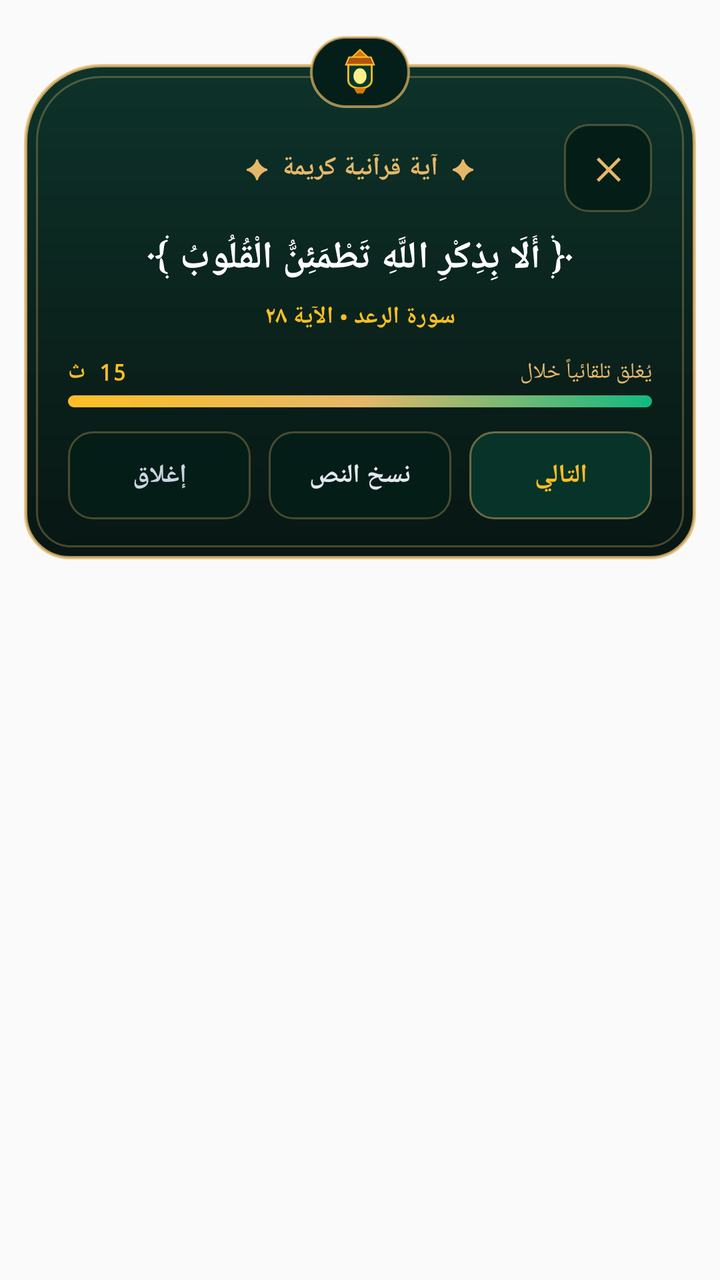
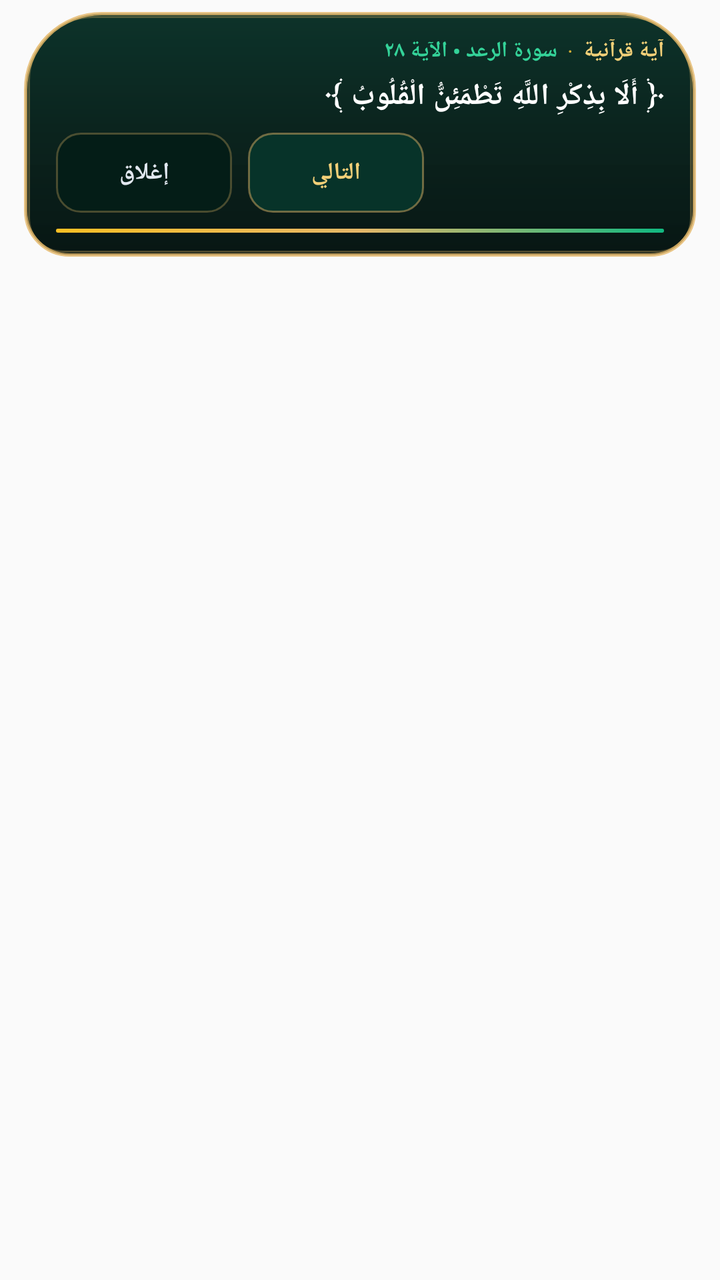

Compare the two renders of this Android layout. The source of the first and the diff that turns it into the second are given below.
<!-- AndroidManifest.xml: application theme AppTheme -->
<!-- res/layout/overlay_periodic_reminder.xml -->
<?xml version="1.0" encoding="utf-8"?>
<FrameLayout xmlns:android="http://schemas.android.com/apk/res/android"
    android:layout_width="match_parent"
    android:layout_height="wrap_content"
    android:layoutDirection="rtl"
    android:paddingStart="12dp"
    android:paddingEnd="12dp"
    android:paddingTop="18dp"
    android:paddingBottom="16dp">

    <FrameLayout
        android:id="@+id/overlay_card_root"
        android:layout_width="match_parent"
        android:layout_height="wrap_content"
        android:layout_marginTop="14dp"
        android:background="@drawable/overlay_mihrab_card_bg"
        android:elevation="12dp">

        <LinearLayout
            android:layout_width="match_parent"
            android:layout_height="wrap_content"
            android:layout_margin="6dp"
            android:background="@drawable/overlay_mihrab_inner_border"
            android:orientation="vertical"
            android:paddingStart="16dp"
            android:paddingEnd="16dp"
            android:paddingTop="24dp"
            android:paddingBottom="14dp">

            
            <RelativeLayout
                android:layout_width="match_parent"
                android:layout_height="wrap_content"
                android:layout_marginBottom="6dp">

                <TextView
                    android:id="@+id/overlay_btn_close_icon"
                    android:layout_width="44dp"
                    android:layout_height="44dp"
                    android:layout_alignParentStart="true"
                    android:layout_centerVertical="true"
                    android:background="@drawable/overlay_btn_secondary_bg"
                    android:gravity="center"
                    android:text="✕"
                    android:textColor="#E5B869"
                    android:textSize="15sp"
                    android:textStyle="bold" />

                <TextView
                    android:id="@+id/overlay_type_badge"
                    android:layout_width="wrap_content"
                    android:layout_height="wrap_content"
                    android:layout_centerInParent="true"
                    android:gravity="center"
                    android:text="✦  آية قرآنية كريمة  ✦"
                    android:textColor="#E5B869"
                    android:textSize="13sp"
                    android:textStyle="bold" />
            </RelativeLayout>

            
            <TextView
                android:id="@+id/overlay_quote_text"
                android:layout_width="match_parent"
                android:layout_height="wrap_content"
                android:layout_marginTop="4dp"
                android:fontFamily="serif"
                android:gravity="center"
                android:lineSpacingMultiplier="1.35"
                android:maxLines="6"
                android:text="﴿ أَلَا بِذِكْرِ اللَّهِ تَطْمَئِنُّ الْقُلُوبُ ﴾"
                android:textColor="#FFFFFF"
                android:textSize="19sp"
                android:textStyle="bold" />

            
            <TextView
                android:id="@+id/overlay_source_text"
                android:layout_width="match_parent"
                android:layout_height="wrap_content"
                android:layout_marginTop="8dp"
                android:gravity="center"
                android:text="سورة الرعد • الآية ٢٨"
                android:textColor="#FBBF24"
                android:textSize="12sp"
                android:textStyle="bold" />

            
            <TextView
                android:id="@+id/overlay_reflection_text"
                android:layout_width="match_parent"
                android:layout_height="wrap_content"
                android:layout_marginTop="4dp"
                android:ellipsize="end"
                android:gravity="center"
                android:lineSpacingMultiplier="1.2"
                android:maxLines="2"
                android:text=""
                android:textColor="#CBD5E1"
                android:textSize="11sp"
                android:visibility="gone" />

            
            <LinearLayout
                android:layout_width="match_parent"
                android:layout_height="wrap_content"
                android:layout_marginTop="12dp"
                android:orientation="vertical">

                <RelativeLayout
                    android:layout_width="match_parent"
                    android:layout_height="wrap_content"
                    android:layout_marginBottom="4dp">

                    <TextView
                        android:layout_width="wrap_content"
                        android:layout_height="wrap_content"
                        android:layout_alignParentStart="true"
                        android:text="يُغلق تلقائياً خلال"
                        android:textColor="#E5B869"
                        android:textSize="11sp" />

                    <TextView
                        android:id="@+id/overlay_countdown_seconds"
                        android:layout_width="wrap_content"
                        android:layout_height="wrap_content"
                        android:layout_alignParentEnd="true"
                        android:fontFamily="monospace"
                        android:text="15 ث"
                        android:textColor="#FBBF24"
                        android:textSize="11sp"
                        android:textStyle="bold" />
                </RelativeLayout>

                <ProgressBar
                    android:id="@+id/overlay_countdown_progress"
                    style="?android:attr/progressBarStyleHorizontal"
                    android:layout_width="match_parent"
                    android:layout_height="6dp"
                    android:max="15000"
                    android:progress="15000"
                    android:progressDrawable="@drawable/overlay_progress_drawable" />
            </LinearLayout>

            
            <LinearLayout
                android:layout_width="match_parent"
                android:layout_height="wrap_content"
                android:layout_marginTop="12dp"
                android:orientation="horizontal"
                android:weightSum="3">

                <TextView
                    android:id="@+id/overlay_btn_next"
                    android:layout_width="0dp"
                    android:layout_height="44dp"
                    android:layout_marginEnd="6dp"
                    android:layout_weight="1"
                    android:background="@drawable/overlay_btn_primary_bg"
                    android:gravity="center"
                    android:text="التالي"
                    android:textColor="#FBBF24"
                    android:textSize="13sp"
                    android:textStyle="bold" />

                <TextView
                    android:id="@+id/overlay_btn_copy"
                    android:layout_width="0dp"
                    android:layout_height="44dp"
                    android:layout_marginStart="3dp"
                    android:layout_marginEnd="3dp"
                    android:layout_weight="1"
                    android:background="@drawable/overlay_btn_secondary_bg"
                    android:gravity="center"
                    android:text="نسخ النص"
                    android:textColor="#E2E8F0"
                    android:textSize="13sp"
                    android:textStyle="bold" />

                <TextView
                    android:id="@+id/overlay_btn_dismiss"
                    android:layout_width="0dp"
                    android:layout_height="44dp"
                    android:layout_marginStart="6dp"
                    android:layout_weight="1"
                    android:background="@drawable/overlay_btn_secondary_bg"
                    android:gravity="center"
                    android:text="إغلاق"
                    android:textColor="#CBD5E1"
                    android:textSize="13sp"
                    android:textStyle="bold" />
            </LinearLayout>
        </LinearLayout>
    </FrameLayout>

    
    <LinearLayout
        android:layout_width="wrap_content"
        android:layout_height="wrap_content"
        android:layout_gravity="top|center_horizontal"
        android:background="@drawable/overlay_lantern_badge_bg"
        android:elevation="16dp"
        android:gravity="center"
        android:paddingStart="14dp"
        android:paddingEnd="14dp"
        android:paddingTop="5dp"
        android:paddingBottom="5dp">

        <ImageView
            android:layout_width="22dp"
            android:layout_height="26dp"
            android:contentDescription="@null"
            android:src="@drawable/ic_lantern_glow" />
    </LinearLayout>
</FrameLayout>
<!-- resources referenced by this layout -->
<resources>
  <!-- drawable ic_lantern_glow (drawable) -->
  <?xml version="1.0" encoding="utf-8"?>
  <vector xmlns:android="http://schemas.android.com/apk/res/android"
      android:width="24dp"
      android:height="28dp"
      android:viewportWidth="28"
      android:viewportHeight="34">
      <path
          android:fillColor="#D97706"
          android:pathData="M14,2 L9,7 L19,7 Z"
          android:strokeColor="#FBBF24"
          android:strokeWidth="0.9" />
      <path
          android:fillColor="#B45309"
          android:pathData="M7,7 L21,7 L23,12 L5,12 Z"
          android:strokeColor="#FBBF24"
          android:strokeWidth="0.9" />
      <path
          android:fillColor="#06372C"
          android:pathData="M6.5,12 L21.5,12 L21.5,22 C21.5,25 19,27.5 14,27.5 C9,27.5 6.5,25 6.5,22 Z"
          android:strokeColor="#FBBF24"
          android:strokeWidth="1.2" />
      <path
          android:fillColor="#FEF08A"
          android:pathData="M14,14.3 A4.2,5.2 0 1,0 14,24.7 A4.2,5.2 0 1,0 14,14.3 Z" />
      <path
          android:fillColor="#D97706"
          android:pathData="M10,27.5 L18,27.5 L16,31 L12,31 Z" />
  </vector>
  <!-- drawable overlay_btn_primary_bg (drawable) -->
  <?xml version="1.0" encoding="utf-8"?>
  <shape xmlns:android="http://schemas.android.com/apk/res/android"
      android:shape="rectangle">
      <solid android:color="#FF073329" />
      <corners android:radius="12dp" />
      <stroke
          android:width="1dp"
          android:color="#77E5B869" />
  </shape>
  <!-- drawable overlay_btn_secondary_bg (drawable) -->
  <?xml version="1.0" encoding="utf-8"?>
  <shape xmlns:android="http://schemas.android.com/apk/res/android"
      android:shape="rectangle">
      <solid android:color="#FF041D17" />
      <corners android:radius="12dp" />
      <stroke
          android:width="1dp"
          android:color="#4DE5B869" />
  </shape>
  <!-- drawable overlay_lantern_badge_bg (drawable) -->
  <?xml version="1.0" encoding="utf-8"?>
  <shape xmlns:android="http://schemas.android.com/apk/res/android"
      android:shape="rectangle">
      <solid android:color="#FF041F1A" />
      <corners android:radius="99dp" />
      <stroke
          android:width="1.2dp"
          android:color="#B3E5B869" />
  </shape>
  <!-- drawable overlay_mihrab_card_bg (drawable) -->
  <?xml version="1.0" encoding="utf-8"?>
  <shape xmlns:android="http://schemas.android.com/apk/res/android"
      android:shape="rectangle">
      <gradient
          android:angle="270"
          android:startColor="#F8062D24"
          android:centerColor="#F8041D17"
          android:endColor="#FA03120F"
          android:type="linear" />
      <corners
          android:topLeftRadius="38dp"
          android:topRightRadius="38dp"
          android:bottomLeftRadius="22dp"
          android:bottomRightRadius="22dp" />
      <stroke
          android:width="1.6dp"
          android:color="#CCE5B869" />
  </shape>
  <!-- drawable overlay_mihrab_inner_border (drawable) -->
  <?xml version="1.0" encoding="utf-8"?>
  <shape xmlns:android="http://schemas.android.com/apk/res/android"
      android:shape="rectangle">
      <solid android:color="@android:color/transparent" />
      <corners
          android:topLeftRadius="32dp"
          android:topRightRadius="32dp"
          android:bottomLeftRadius="17dp"
          android:bottomRightRadius="17dp" />
      <stroke
          android:width="1dp"
          android:color="#4DE5B869" />
  </shape>
  <style name="AppTheme" parent="Theme.AppCompat.Light.DarkActionBar">
          
          <item name="colorPrimary">@color/colorPrimary</item>
          <item name="colorPrimaryDark">@color/colorPrimaryDark</item>
          <item name="colorAccent">@color/colorAccent</item>
      </style>
  <!-- unchanged entries left out for length: 1 -->
</resources>

<!-- the commit's change to res/layout/overlay_periodic_reminder.xml (unified diff, before → after) -->
@@ -5,211 +5,129 @@
     android:layoutDirection="rtl"
     android:paddingStart="12dp"
     android:paddingEnd="12dp"
-    android:paddingTop="18dp"
-    android:paddingBottom="16dp">
+    android:paddingTop="6dp"
+    android:paddingBottom="10dp">
 
     <FrameLayout
         android:id="@+id/overlay_card_root"
         android:layout_width="match_parent"
         android:layout_height="wrap_content"
-        android:layout_marginTop="14dp"
         android:background="@drawable/overlay_mihrab_card_bg"
-        android:elevation="12dp">
+        android:elevation="10dp">
 
         <LinearLayout
             android:layout_width="match_parent"
             android:layout_height="wrap_content"
-            android:layout_margin="6dp"
+            android:layout_margin="2dp"
             android:background="@drawable/overlay_mihrab_inner_border"
             android:orientation="vertical"
-            android:paddingStart="16dp"
-            android:paddingEnd="16dp"
-            android:paddingTop="24dp"
-            android:paddingBottom="14dp">
+            android:paddingStart="14dp"
+            android:paddingEnd="14dp"
+            android:paddingTop="10dp"
+            android:paddingBottom="10dp">
 
             
-            <RelativeLayout
+            <LinearLayout
                 android:layout_width="match_parent"
                 android:layout_height="wrap_content"
-                android:layout_marginBottom="6dp">
-
-                <TextView
-                    android:id="@+id/overlay_btn_close_icon"
-                    android:layout_width="44dp"
-                    android:layout_height="44dp"
-                    android:layout_alignParentStart="true"
-                    android:layout_centerVertical="true"
-                    android:background="@drawable/overlay_btn_secondary_bg"
-                    android:gravity="center"
-                    android:text="✕"
-                    android:textColor="#E5B869"
-                    android:textSize="15sp"
-                    android:textStyle="bold" />
+                android:gravity="center_vertical"
+                android:orientation="horizontal">
 
                 <TextView
                     android:id="@+id/overlay_type_badge"
                     android:layout_width="wrap_content"
                     android:layout_height="wrap_content"
-                    android:layout_centerInParent="true"
-                    android:gravity="center"
-                    android:text="✦  آية قرآنية كريمة  ✦"
-                    android:textColor="#E5B869"
-                    android:textSize="13sp"
+                    android:text="آية قرآنية"
+                    android:textColor="#F3D078"
+                    android:textSize="11sp"
                     android:textStyle="bold" />
-            </RelativeLayout>
+
+                <TextView
+                    android:layout_width="wrap_content"
+                    android:layout_height="wrap_content"
+                    android:paddingStart="5dp"
+                    android:paddingEnd="5dp"
+                    android:text="·"
+                    android:textColor="#D4AF37"
+                    android:textSize="11sp" />
+
+                <TextView
+                    android:id="@+id/overlay_source_text"
+                    android:layout_width="0dp"
+                    android:layout_height="wrap_content"
+                    android:layout_weight="1"
+                    android:ellipsize="end"
+                    android:maxLines="1"
+                    android:text="سورة الرعد • الآية ٢٨"
+                    android:textColor="#34D399"
+                    android:textSize="11sp"
+                    android:textStyle="bold" />
+            </LinearLayout>
 
             
             <TextView
                 android:id="@+id/overlay_quote_text"
                 android:layout_width="match_parent"
                 android:layout_height="wrap_content"
-                android:layout_marginTop="4dp"
+                android:layout_marginTop="5dp"
+                android:ellipsize="end"
                 android:fontFamily="serif"
-                android:gravity="center"
-                android:lineSpacingMultiplier="1.35"
-                android:maxLines="6"
+                android:gravity="start"
+                android:lineSpacingMultiplier="1.3"
+                android:maxLines="3"
                 android:text="﴿ أَلَا بِذِكْرِ اللَّهِ تَطْمَئِنُّ الْقُلُوبُ ﴾"
                 android:textColor="#FFFFFF"
-                android:textSize="19sp"
+                android:textSize="15sp"
                 android:textStyle="bold" />
-
-            
-            <TextView
-                android:id="@+id/overlay_source_text"
-                android:layout_width="match_parent"
-                android:layout_height="wrap_content"
-                android:layout_marginTop="8dp"
-                android:gravity="center"
-                android:text="سورة الرعد • الآية ٢٨"
-                android:textColor="#FBBF24"
-                android:textSize="12sp"
-                android:textStyle="bold" />
-
-            
-            <TextView
-                android:id="@+id/overlay_reflection_text"
-                android:layout_width="match_parent"
-                android:layout_height="wrap_content"
-                android:layout_marginTop="4dp"
-                android:ellipsize="end"
-                android:gravity="center"
-                android:lineSpacingMultiplier="1.2"
-                android:maxLines="2"
-                android:text=""
-                android:textColor="#CBD5E1"
-                android:textSize="11sp"
-                android:visibility="gone" />
 
             
             <LinearLayout
                 android:layout_width="match_parent"
                 android:layout_height="wrap_content"
-                android:layout_marginTop="12dp"
-                android:orientation="vertical">
-
-                <RelativeLayout
-                    android:layout_width="match_parent"
-                    android:layout_height="wrap_content"
-                    android:layout_marginBottom="4dp">
-
-                    <TextView
-                        android:layout_width="wrap_content"
-                        android:layout_height="wrap_content"
-                        android:layout_alignParentStart="true"
-                        android:text="يُغلق تلقائياً خلال"
-                        android:textColor="#E5B869"
-                        android:textSize="11sp" />
-
-                    <TextView
-                        android:id="@+id/overlay_countdown_seconds"
-                        android:layout_width="wrap_content"
-                        android:layout_height="wrap_content"
-                        android:layout_alignParentEnd="true"
-                        android:fontFamily="monospace"
-                        android:text="15 ث"
-                        android:textColor="#FBBF24"
-                        android:textSize="11sp"
-                        android:textStyle="bold" />
-                </RelativeLayout>
-
-                <ProgressBar
-                    android:id="@+id/overlay_countdown_progress"
-                    style="?android:attr/progressBarStyleHorizontal"
-                    android:layout_width="match_parent"
-                    android:layout_height="6dp"
-                    android:max="15000"
-                    android:progress="15000"
-                    android:progressDrawable="@drawable/overlay_progress_drawable" />
-            </LinearLayout>
-
-            
-            <LinearLayout
-                android:layout_width="match_parent"
-                android:layout_height="wrap_content"
-                android:layout_marginTop="12dp"
-                android:orientation="horizontal"
-                android:weightSum="3">
+                android:layout_marginTop="8dp"
+                android:gravity="end"
+                android:orientation="horizontal">
 
                 <TextView
                     android:id="@+id/overlay_btn_next"
-                    android:layout_width="0dp"
-                    android:layout_height="44dp"
-                    android:layout_marginEnd="6dp"
-                    android:layout_weight="1"
+                    android:layout_width="wrap_content"
+                    android:layout_height="40dp"
+                    android:layout_marginEnd="8dp"
                     android:background="@drawable/overlay_btn_primary_bg"
                     android:gravity="center"
+                    android:minWidth="88dp"
+                    android:paddingStart="16dp"
+                    android:paddingEnd="16dp"
                     android:text="التالي"
-                    android:textColor="#FBBF24"
-                    android:textSize="13sp"
-                    android:textStyle="bold" />
-
-                <TextView
-                    android:id="@+id/overlay_btn_copy"
-                    android:layout_width="0dp"
-                    android:layout_height="44dp"
-                    android:layout_marginStart="3dp"
-                    android:layout_marginEnd="3dp"
-                    android:layout_weight="1"
-                    android:background="@drawable/overlay_btn_secondary_bg"
-                    android:gravity="center"
-                    android:text="نسخ النص"
-                    android:textColor="#E2E8F0"
-                    android:textSize="13sp"
+                    android:textColor="#F3D078"
+                    android:textSize="12sp"
                     android:textStyle="bold" />
 
                 <TextView
                     android:id="@+id/overlay_btn_dismiss"
-                    android:layout_width="0dp"
-                    android:layout_height="44dp"
-                    android:layout_marginStart="6dp"
-                    android:layout_weight="1"
+                    android:layout_width="wrap_content"
+                    android:layout_height="40dp"
                     android:background="@drawable/overlay_btn_secondary_bg"
                     android:gravity="center"
+                    android:minWidth="88dp"
+                    android:paddingStart="16dp"
+                    android:paddingEnd="16dp"
                     android:text="إغلاق"
-                    android:textColor="#CBD5E1"
-                    android:textSize="13sp"
+                    android:textColor="#E2E8F0"
+                    android:textSize="12sp"
                     android:textStyle="bold" />
             </LinearLayout>
+
+            
+            <ProgressBar
+                android:id="@+id/overlay_countdown_progress"
+                style="?android:attr/progressBarStyleHorizontal"
+                android:layout_width="match_parent"
+                android:layout_height="2dp"
+                android:layout_marginTop="8dp"
+                android:max="15000"
+                android:progress="15000"
+                android:progressDrawable="@drawable/overlay_progress_drawable" />
         </LinearLayout>
     </FrameLayout>
-
-    
-    <LinearLayout
-        android:layout_width="wrap_content"
-        android:layout_height="wrap_content"
-        android:layout_gravity="top|center_horizontal"
-        android:background="@drawable/overlay_lantern_badge_bg"
-        android:elevation="16dp"
-        android:gravity="center"
-        android:paddingStart="14dp"
-        android:paddingEnd="14dp"
-        android:paddingTop="5dp"
-        android:paddingBottom="5dp">
-
-        <ImageView
-            android:layout_width="22dp"
-            android:layout_height="26dp"
-            android:contentDescription="@null"
-            android:src="@drawable/ic_lantern_glow" />
-    </LinearLayout>
 </FrameLayout>
<!-- resource entries referenced after the edit -->
@@ -1,34 +1,5 @@
 <!-- resources referenced by this layout -->
 <resources>
-  <!-- drawable ic_lantern_glow (drawable) -->
-  <?xml version="1.0" encoding="utf-8"?>
-  <vector xmlns:android="http://schemas.android.com/apk/res/android"
-      android:width="24dp"
-      android:height="28dp"
-      android:viewportWidth="28"
-      android:viewportHeight="34">
-      <path
-          android:fillColor="#D97706"
-          android:pathData="M14,2 L9,7 L19,7 Z"
-          android:strokeColor="#FBBF24"
-          android:strokeWidth="0.9" />
-      <path
-          android:fillColor="#B45309"
-          android:pathData="M7,7 L21,7 L23,12 L5,12 Z"
-          android:strokeColor="#FBBF24"
-          android:strokeWidth="0.9" />
-      <path
-          android:fillColor="#06372C"
-          android:pathData="M6.5,12 L21.5,12 L21.5,22 C21.5,25 19,27.5 14,27.5 C9,27.5 6.5,25 6.5,22 Z"
-          android:strokeColor="#FBBF24"
-          android:strokeWidth="1.2" />
-      <path
-          android:fillColor="#FEF08A"
-          android:pathData="M14,14.3 A4.2,5.2 0 1,0 14,24.7 A4.2,5.2 0 1,0 14,14.3 Z" />
-      <path
-          android:fillColor="#D97706"
-          android:pathData="M10,27.5 L18,27.5 L16,31 L12,31 Z" />
-  </vector>
   <!-- drawable overlay_btn_primary_bg (drawable) -->
   <?xml version="1.0" encoding="utf-8"?>
   <shape xmlns:android="http://schemas.android.com/apk/res/android"
@@ -48,16 +19,6 @@
       <stroke
           android:width="1dp"
           android:color="#4DE5B869" />
-  </shape>
-  <!-- drawable overlay_lantern_badge_bg (drawable) -->
-  <?xml version="1.0" encoding="utf-8"?>
-  <shape xmlns:android="http://schemas.android.com/apk/res/android"
-      android:shape="rectangle">
-      <solid android:color="#FF041F1A" />
-      <corners android:radius="99dp" />
-      <stroke
-          android:width="1.2dp"
-          android:color="#B3E5B869" />
   </shape>
   <!-- drawable overlay_mihrab_card_bg (drawable) -->
   <?xml version="1.0" encoding="utf-8"?>
